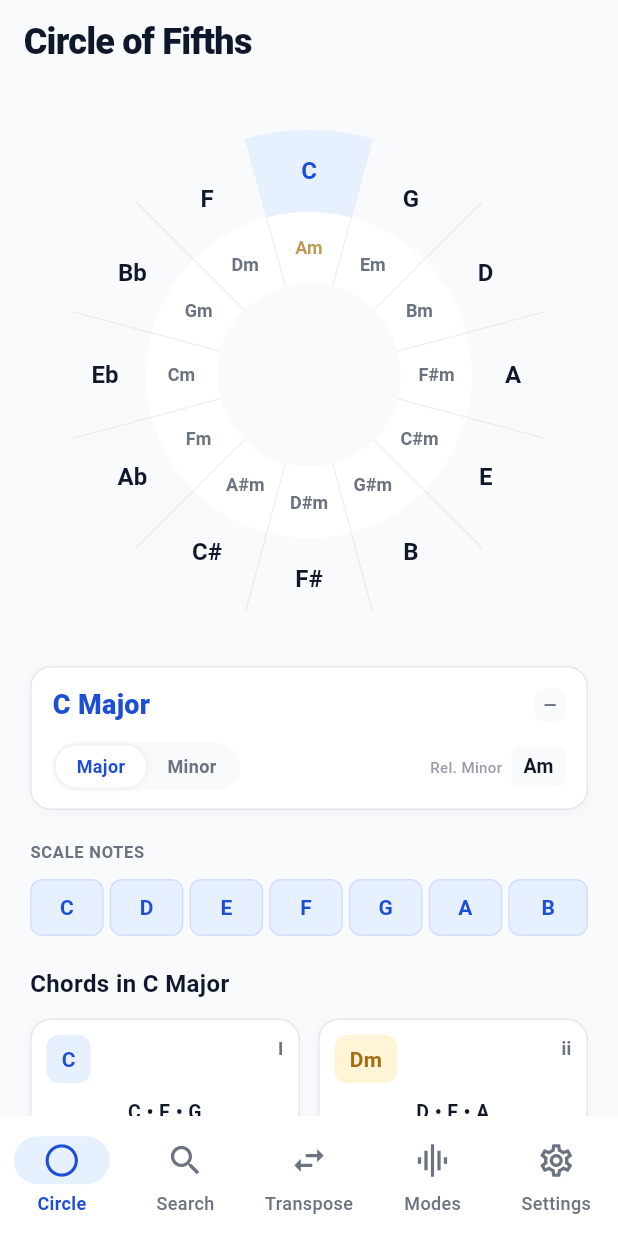
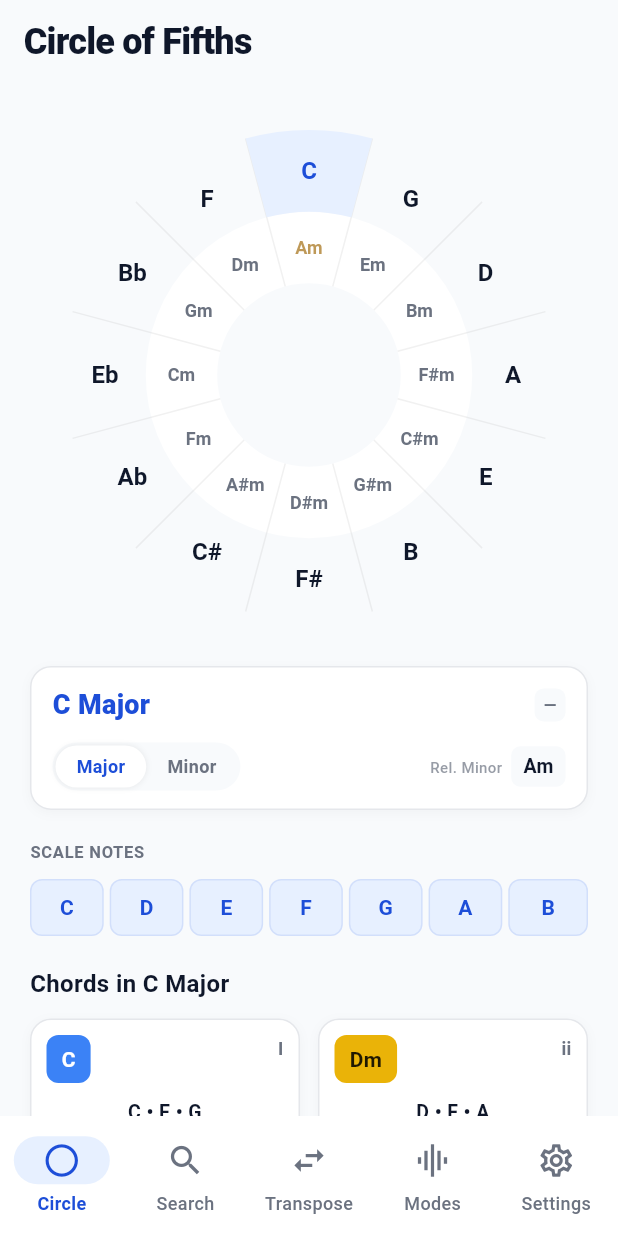
Before and after one commit to nunpdsantos/music_atlas, a Flutter app: the screen it shows after launch, on a phone screen of 412 x 824 dp. Run offline on Flutter 3.47's test engine with Material 3 defaults, Android fonts, the phone set to English and light mode, and no system bars; our stand-ins replace flutter_riverpod, google_fonts.

Commit message:
Use fretboard interval colors for chord card badges
Replaced muted background colors with vibrant fretboard colors:
- Major: #3B82F6 (blue, same as root/5th interval)
- Minor: #EAB308 (yellow/amber, same as b3 interval)
- Diminished: #EF4444 (red, same as b2 interval)
- Augmented: #A855F7 (purple, same as b7 interval)

All badges now use white text (or dark text for yellow) for
maximum readability in both light and dark modes.

```diff
--- a/lib/ui/components/chord_card.dart
+++ b/lib/ui/components/chord_card.dart
@@ -49,24 +49,26 @@ class ChordCard extends StatelessWidget {
     );
     final bool isMajor = !isDim && !isMinor && !isAug;
 
-    // Color scheme based on chord quality - with improved dark mode visibility
+    // Color scheme based on chord quality - using fretboard interval colors for visibility
     Color badgeBg;
     Color badgeText;
 
     if (isDim) {
-      // More vibrant red for diminished chords
-      badgeBg = isDark ? const Color(0xFF7A2020) : const Color(0xFFFFEBEE);
-      badgeText = isDark ? const Color(0xFFFF6B6B) : const Color(0xFFD32F2F);
+      // Diminished - vibrant red (same as b2 interval on fretboard)
+      badgeBg = const Color(0xFFEF4444);
+      badgeText = Colors.white;
     } else if (isAug) {
-      // More vibrant purple for augmented chords
-      badgeBg = isDark ? const Color(0xFF4A2D7A) : const Color(0xFFF3E8FF);
-      badgeText = isDark ? const Color(0xFFB088FF) : const Color(0xFF7C3AED);
+      // Augmented - vibrant purple (same as b7 interval on fretboard)
+      badgeBg = const Color(0xFFA855F7);
+      badgeText = Colors.white;
     } else if (isMajor) {
-      badgeBg = majorLight;
-      badgeText = isDark ? const Color(0xFF60A5FA) : AppTheme.tonicBlue;
+      // Major - vibrant blue (same as root/5th on fretboard)
+      badgeBg = const Color(0xFF3B82F6);
+      badgeText = Colors.white;
     } else {
-      badgeBg = minorLight;
-      badgeText = isDark ? const Color(0xFFFBBF24) : AppTheme.minorAmber;
+      // Minor - vibrant amber/yellow (same as b3 interval on fretboard)
+      badgeBg = const Color(0xFFEAB308);
+      badgeText = Colors.black87;
     }
 
     // Override colors for badge (transposer index)
@@ -199,24 +201,26 @@ class ChordCardGrid extends StatelessWidget {
     final bool isMajor = !isDim && !isAug &&
         (safeRoman.isNotEmpty && safeRoman[0] == safeRoman[0].toUpperCase());
 
-    // Color scheme based on chord quality - with improved dark mode visibility
+    // Color scheme based on chord quality - using fretboard interval colors for visibility
     Color badgeBg;
     Color badgeText;
 
     if (isDim) {
-      // More vibrant red for diminished chords
-      badgeBg = isDark ? const Color(0xFF7A2020) : const Color(0xFFFFEBEE);
-      badgeText = isDark ? const Color(0xFFFF6B6B) : const Color(0xFFD32F2F);
+      // Diminished - vibrant red (same as b2 interval on fretboard)
+      badgeBg = const Color(0xFFEF4444);
+      badgeText = Colors.white;
     } else if (isAug) {
-      // More vibrant purple for augmented chords
-      badgeBg = isDark ? const Color(0xFF4A2D7A) : const Color(0xFFF3E8FF);
-      badgeText = isDark ? const Color(0xFFB088FF) : const Color(0xFF7C3AED);
+      // Augmented - vibrant purple (same as b7 interval on fretboard)
+      badgeBg = const Color(0xFFA855F7);
+      badgeText = Colors.white;
     } else if (isMajor) {
-      badgeBg = majorLight;
-      badgeText = isDark ? const Color(0xFF60A5FA) : AppTheme.tonicBlue;
+      // Major - vibrant blue (same as root/5th on fretboard)
+      badgeBg = const Color(0xFF3B82F6);
+      badgeText = Colors.white;
     } else {
-      badgeBg = minorLight;
-      badgeText = isDark ? const Color(0xFFFBBF24) : AppTheme.minorAmber;
+      // Minor - vibrant amber/yellow (same as b3 interval on fretboard)
+      badgeBg = const Color(0xFFEAB308);
+      badgeText = Colors.black87;
     }
 
     String root = name.isNotEmpty ? name[0] : 'C';
```
